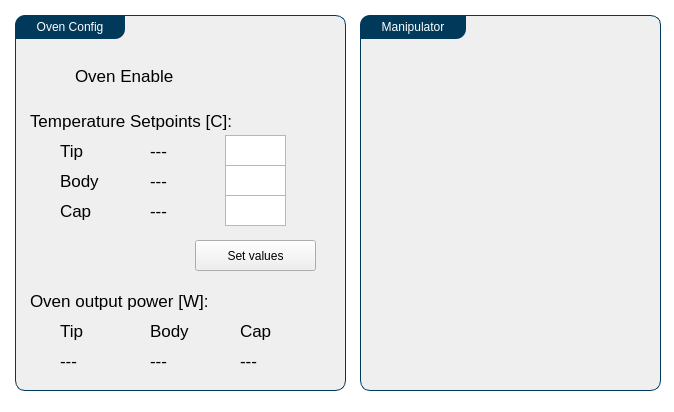
pnjun/UrsaPQ-Manager, file Utils/ursapqConsoleResources/sample.ui: the form before one commit.
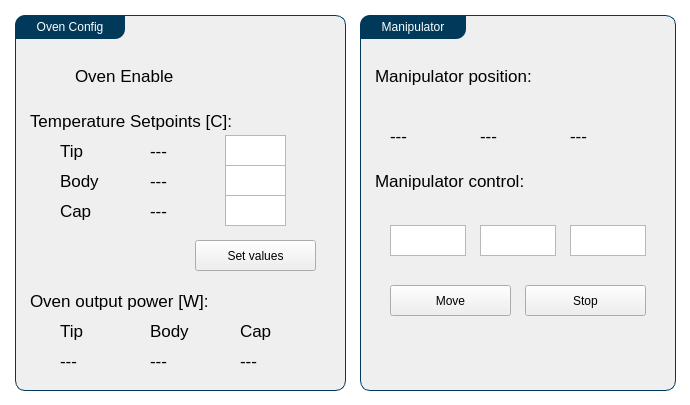
The form after the commit.

```diff
--- a/Utils/ursapqConsoleResources/sample.ui
+++ b/Utils/ursapqConsoleResources/sample.ui
@@ -6,8 +6,8 @@
    <rect>
     <x>0</x>
     <y>0</y>
-    <width>674</width>
-    <height>412</height>
+    <width>690</width>
+    <height>405</height>
    </rect>
   </property>
   <property name="windowTitle">
@@ -315,13 +315,154 @@
      <rect>
       <x>360</x>
       <y>15</y>
-      <width>301</width>
+      <width>316</width>
       <height>376</height>
      </rect>
     </property>
     <property name="title">
      <string>Manipulator</string>
     </property>
+    <widget class="QWidget" name="widget" native="true">
+     <property name="geometry">
+      <rect>
+       <x>15</x>
+       <y>90</y>
+       <width>286</width>
+       <height>61</height>
+      </rect>
+     </property>
+     <widget class="QLabel" name="pos_x">
+      <property name="geometry">
+       <rect>
+        <x>15</x>
+        <y>15</y>
+        <width>76</width>
+        <height>31</height>
+       </rect>
+      </property>
+      <property name="text">
+       <string>---</string>
+      </property>
+     </widget>
+     <widget class="QLabel" name="pos_y">
+      <property name="geometry">
+       <rect>
+        <x>105</x>
+        <y>15</y>
+        <width>76</width>
+        <height>31</height>
+       </rect>
+      </property>
+      <property name="text">
+       <string>---</string>
+      </property>
+     </widget>
+     <widget class="QLabel" name="pos_z">
+      <property name="geometry">
+       <rect>
+        <x>195</x>
+        <y>15</y>
+        <width>76</width>
+        <height>31</height>
+       </rect>
+      </property>
+      <property name="text">
+       <string>---</string>
+      </property>
+     </widget>
+    </widget>
+    <widget class="QLabel" name="label_10">
+     <property name="geometry">
+      <rect>
+       <x>15</x>
+       <y>45</y>
+       <width>226</width>
+       <height>31</height>
+      </rect>
+     </property>
+     <property name="text">
+      <string>Manipulator position:</string>
+     </property>
+    </widget>
+    <widget class="QWidget" name="widget_2" native="true">
+     <property name="geometry">
+      <rect>
+       <x>15</x>
+       <y>195</y>
+       <width>286</width>
+       <height>121</height>
+      </rect>
+     </property>
+     <widget class="QPlainTextEdit" name="pos_x_set">
+      <property name="geometry">
+       <rect>
+        <x>15</x>
+        <y>15</y>
+        <width>76</width>
+        <height>31</height>
+       </rect>
+      </property>
+     </widget>
+     <widget class="QPlainTextEdit" name="pos_y_set">
+      <property name="geometry">
+       <rect>
+        <x>105</x>
+        <y>15</y>
+        <width>76</width>
+        <height>31</height>
+       </rect>
+      </property>
+     </widget>
+     <widget class="QPlainTextEdit" name="pos_z_set">
+      <property name="geometry">
+       <rect>
+        <x>195</x>
+        <y>15</y>
+        <width>76</width>
+        <height>31</height>
+       </rect>
+      </property>
+     </widget>
+     <widget class="QPushButton" name="moveButton">
+      <property name="geometry">
+       <rect>
+        <x>15</x>
+        <y>75</y>
+        <width>121</width>
+        <height>31</height>
+       </rect>
+      </property>
+      <property name="text">
+       <string>Move</string>
+      </property>
+     </widget>
+     <widget class="QPushButton" name="stopButton">
+      <property name="geometry">
+       <rect>
+        <x>150</x>
+        <y>75</y>
+        <width>121</width>
+        <height>31</height>
+       </rect>
+      </property>
+      <property name="text">
+       <string>Stop</string>
+      </property>
+     </widget>
+    </widget>
+    <widget class="QLabel" name="label_11">
+     <property name="geometry">
+      <rect>
+       <x>15</x>
+       <y>150</y>
+       <width>226</width>
+       <height>31</height>
+      </rect>
+     </property>
+     <property name="text">
+      <string>Manipulator control:</string>
+     </property>
+    </widget>
    </widget>
   </widget>
  </widget>
```
